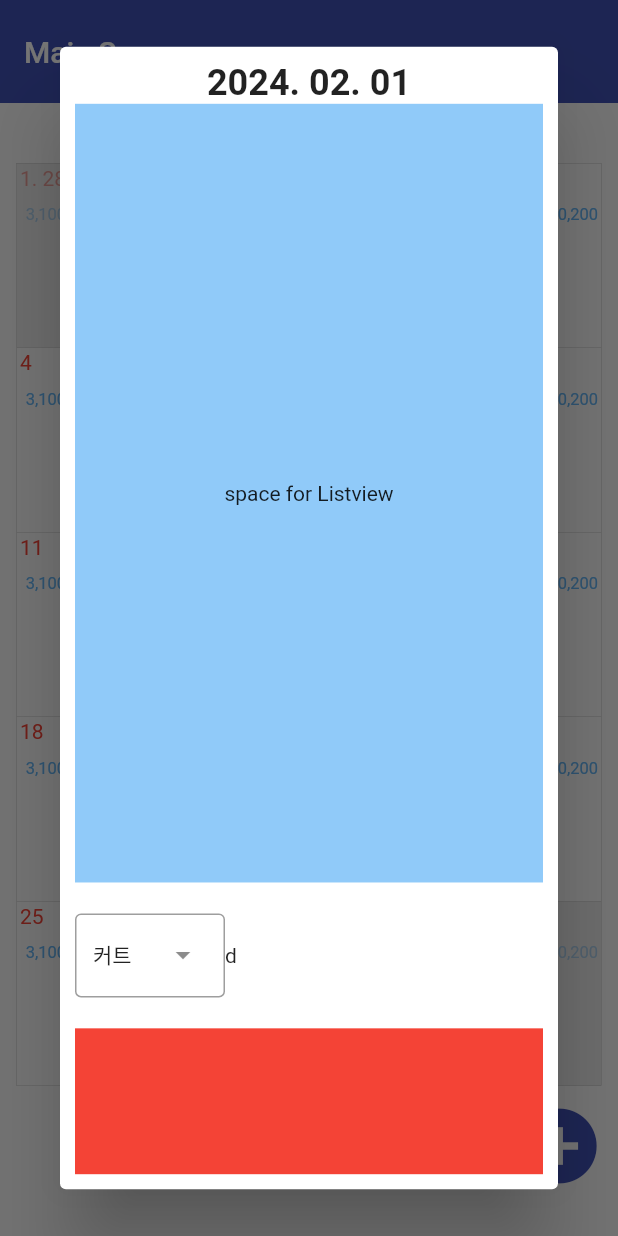
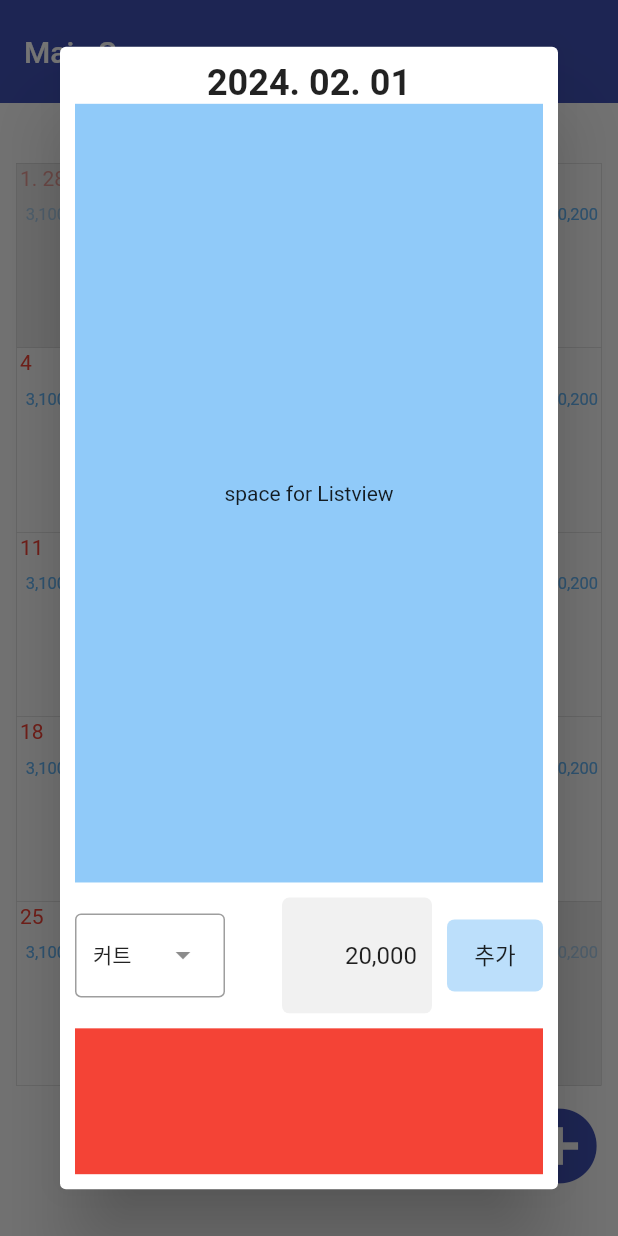
Before and after one commit to kanggo1111/hair_designer_sales_manage, a Flutter app: the screen it shows after launch, after a tap on the "arrow left" icon, after a tap on the "arrow right" icon, after a tap on the "add circle" icon, on a phone screen of 412 x 824 dp. Run offline on Flutter 3.47's test engine with Material 3 defaults, Android fonts, the phone set to English and light mode, and no system bars.

Commit message:
develope calendar #4
Details:
modify main_item screen

TODO:
make add item
make price textformfield

```diff
--- a/lib/items/add_item.dart
+++ /dev/null
@@ -1,60 +0,0 @@
-import 'package:flutter/material.dart';
-
-List<String> temp_itemNameList = ['커트', '펌', '염색'];
-List<int> temp_itemPriceList = [20000, 56000, 48000];
-
-class AddItem extends StatefulWidget {
-  const AddItem({super.key});
-
-  @override
-  State<AddItem> createState() => _AddItemState();
-}
-
-class _AddItemState extends State<AddItem> {
-  String dropdownValue = temp_itemNameList.first;
-
-  @override
-  void setState(VoidCallback fn) {
-    // TODO: implement setState
-    super.setState(fn);
-  }
-  @override
-  Widget build(BuildContext context) {
-    return Row(
-      children: [
-        ItemNameDropdownMenu(),
-        Container(
-          child: Text('d'),
-        )
-      ],
-    );
-  }
-}
-
-class ItemNameDropdownMenu extends StatefulWidget {
-  ItemNameDropdownMenu({super.key});
-
-  @override
-  State<ItemNameDropdownMenu> createState() => _ItemNameDropdownMenuState();
-}
-
-class _ItemNameDropdownMenuState extends State<ItemNameDropdownMenu> {
-  String dropdownValue = temp_itemNameList.first;
-
-  @override
-  Widget build(BuildContext context) {
-    return DropdownMenu<String>(
-      width: 100,
-      initialSelection: temp_itemNameList.first,
-      onSelected: (String? value) {
-        // This is called when the user selects an item.
-        setState(() {
-          dropdownValue = value!;
-        });
-      },
-      dropdownMenuEntries: temp_itemNameList.map<DropdownMenuEntry<String>>((String value) {
-        return DropdownMenuEntry<String>(value: value, label: value);
-      }).toList(),
-    );
-  }
-}
--- /dev/null
+++ b/lib/items/add_item_row.dart
@@ -0,0 +1,83 @@
+import 'package:flutter/material.dart';
+import 'package:intl/intl.dart';
+
+List<String> temp_itemNameList = ['커트', '펌', '염색', '오예'];
+List<int> temp_itemPriceList = [20000, 56000, 48000, 1000000];
+
+class AddItemRow extends StatefulWidget {
+  AddItemRow(this.now, {super.key});
+
+  final DateTime now;
+
+  @override
+  State<AddItemRow> createState() => _AddItemRowState();
+}
+
+class _AddItemRowState extends State<AddItemRow> {
+  String itemName = temp_itemNameList.first;
+  int itemPrice = temp_itemPriceList.first;
+  String itemPriceStr = temp_itemNameList.first;
+
+  @override
+  Widget build(BuildContext context) {
+    return Row(
+      mainAxisAlignment: MainAxisAlignment.spaceBetween,
+      children: [
+        DropdownMenu<String>(
+          width: 100,
+          initialSelection: temp_itemNameList.first,
+          onSelected: (String? value) {
+            // This is called when the user selects an item.
+            setState(() {
+              itemName = value!;
+              itemPrice =
+                  temp_itemPriceList[temp_itemNameList.indexOf(itemName)];
+            });
+          },
+          dropdownMenuEntries:
+              temp_itemNameList.map<DropdownMenuEntry<String>>((String value) {
+            return DropdownMenuEntry<String>(value: value, label: value);
+          }).toList(),
+        ),
+        Row(
+          children: [
+            Container(
+              margin: EdgeInsets.all(10),
+              padding: EdgeInsets.all(10),
+              alignment: AlignmentDirectional.centerEnd,
+              width: 100,
+              decoration: BoxDecoration(
+                  color: Colors.grey.withOpacity(0.15),
+                  borderRadius: BorderRadius.circular(5)),
+              child: Text(
+                NumberFormat('###,###,###,###').format(itemPrice),
+                style: TextStyle(fontSize: 16),
+              ),
+            ),
+            Container(
+                decoration: BoxDecoration(
+                    color: Colors.blue.withOpacity(0.3),
+                    borderRadius: BorderRadius.circular(5)),
+                child: TextButton(
+                    onPressed: () {
+                      print(DateFormat('y-MM-dd').format(widget.now) +
+                          ' ' +
+                          itemName +
+                          ' ' +
+                          itemPrice.toString());
+
+                      print(NumberFormat('###,###,###,###').format(itemPrice));
+                      print(int.parse(NumberFormat('###,###,###,###')
+                          .format(itemPrice)
+                          .replaceAll(',', '')));
+                    },
+                    child: Text(
+                      '추가',
+                      style: TextStyle(color: Colors.black87, fontSize: 15),
+                    )))
+          ],
+        )
+      ],
+    );
+  }
+}
--- a/lib/screens/main_item.dart
+++ b/lib/screens/main_item.dart
@@ -1,5 +1,5 @@
 import 'package:flutter/material.dart';
-import 'package:hair_designer_sales_manage/items/add_item.dart';
+import 'package:hair_designer_sales_manage/items/add_item_row.dart';
 import 'package:intl/intl.dart';
 
 class MainItem extends StatelessWidget {
@@ -33,8 +33,7 @@ class MainItem extends StatelessWidget {
           ),
           Expanded(
               child: Container(
-                alignment: Alignment.centerLeft,
-                child: AddItem(),
+                child: AddItemRow(now),
           )),
           Expanded(
               child: Container(
--- a/pubspec.yaml
+++ b/pubspec.yaml
@@ -36,6 +36,7 @@ dependencies:
   # Use with the CupertinoIcons class for iOS style icons.
   cupertino_icons: ^1.0.2
   intl: ^0.19.0
+  path_provider: ^2.1.2
 
 dev_dependencies:
   flutter_test:
```
Also changed, not shown: pubspec.lock, 1 other file.
